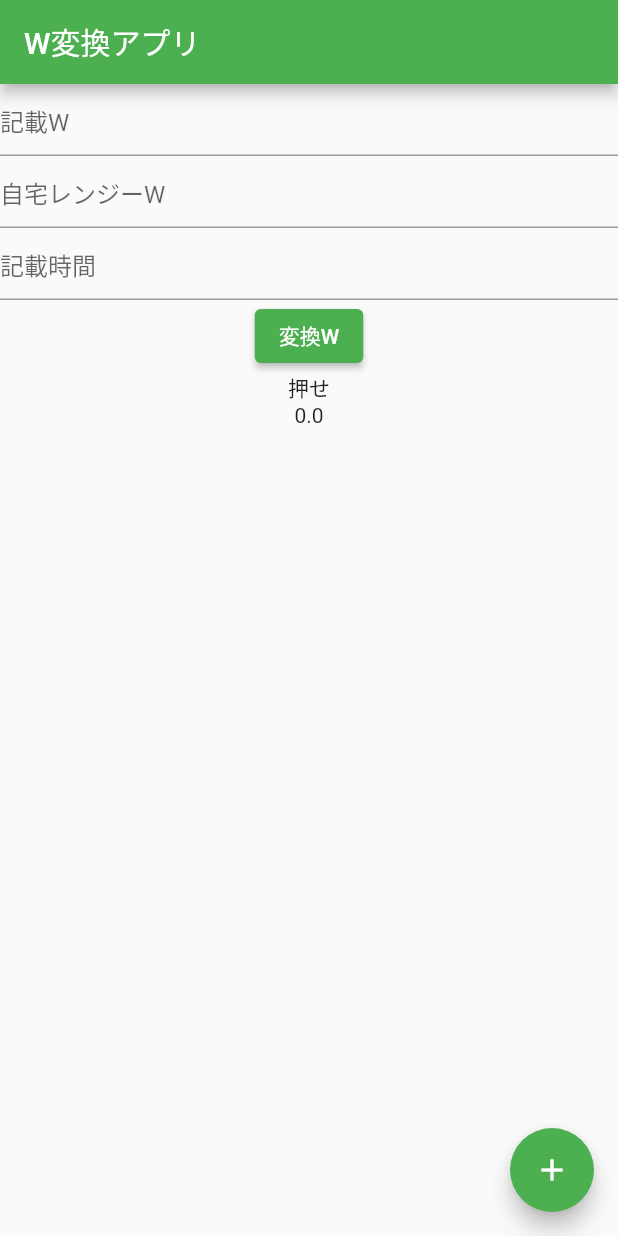
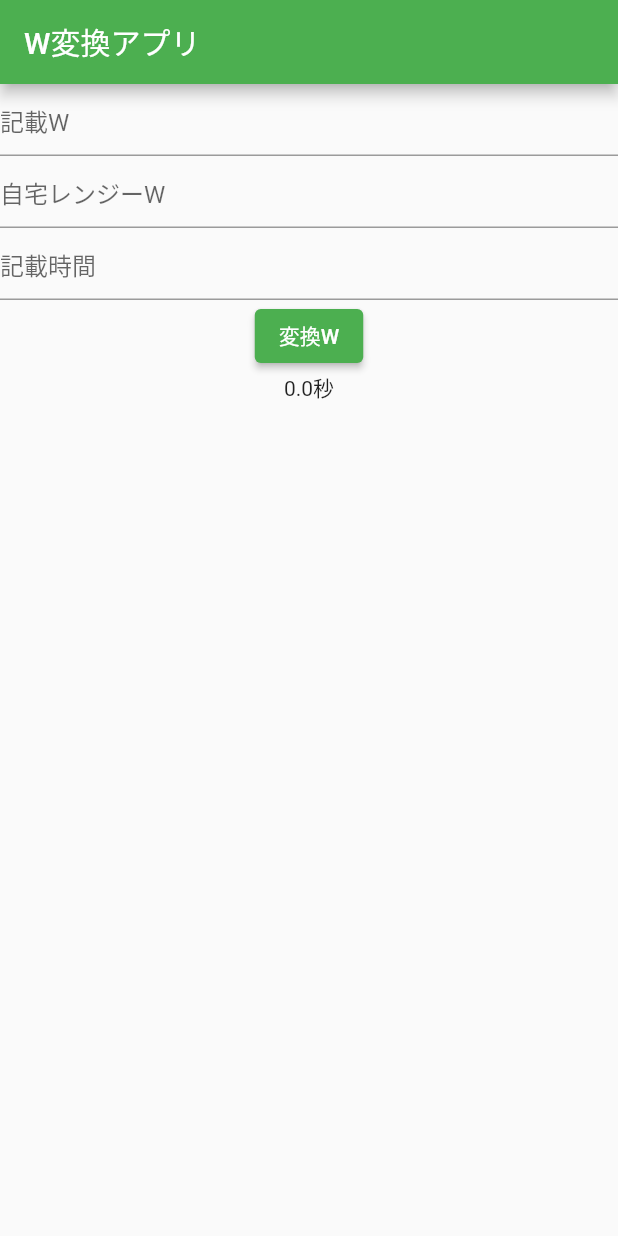
Before and after one commit to morikiti/flutter-range-w, a Flutter app: the screen it shows after launch, after a tap on "変換W", on a phone screen of 412 x 824 dp. Run offline on Flutter 3.47's test engine with Material 2 defaults, Android fonts, the phone set to English and light mode, and no system bars.

Commit message:
change-w2

```diff
--- a/lib/main.dart
+++ b/lib/main.dart
@@ -35,25 +35,10 @@ class MyHomePage extends StatefulWidget {
 }
 
 class _MyHomePageState extends State<MyHomePage> {
-  int _counter = 0;
   final wController = TextEditingController();
   final houseController = TextEditingController();
   final timeController = TextEditingController();
   int res = 0;
-//  String name;
-
-
-  void _incrementCounter() {
-    setState(() {
-      _counter++;
-    });
-  }
-  String inputText = "First";
-  void setText (String s) {
-    setState(() {
-      inputText = s;
-    });
-  }
 
   double result = 0;
   void mathResult(String kw,String hw, String time){
@@ -98,33 +83,14 @@ class _MyHomePageState extends State<MyHomePage> {
             ElevatedButton(
               child: Text('変換W'),
               onPressed: () {
-                final hobbyText = timeController.text;
-                print("okeoke");
-                print(hobbyText);
+                mathResult(wController.text, houseController.text,timeController.text);
               },
             ),
-            GestureDetector(
-              onTap: () {
-                mathResult(wController.text, houseController.text,timeController.text);
-              },
-              child: Text("押せ"),
-            ),
-            Text(result.toString()),
+            Text(result.toString()+"秒"),
           ],
         ),
-       /* child: TextField(
-          decoration: InputDecoration(
-            border: InputBorder.none,
-            hintText: 'Enter a serch term',
-          ),
-          autofocus: true,
-        ),*/
+
       ),
-      floatingActionButton: FloatingActionButton(
-        onPressed: _incrementCounter,
-        tooltip: 'Increment',
-        child: const Icon(Icons.add),
-      ), // This trailing comma makes auto-formatting nicer for build methods.
     );
   }
 }
```
